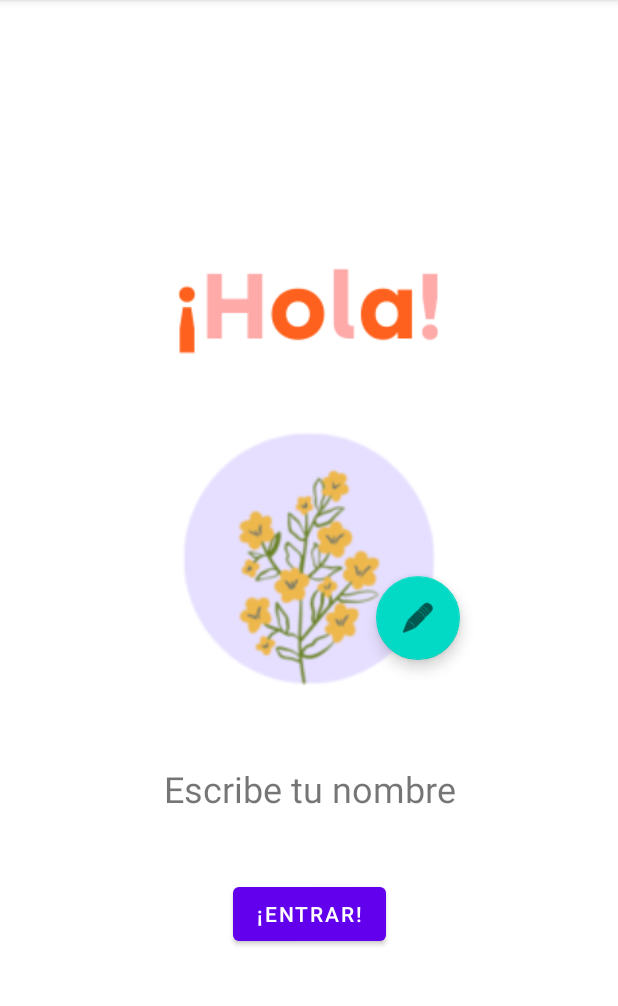
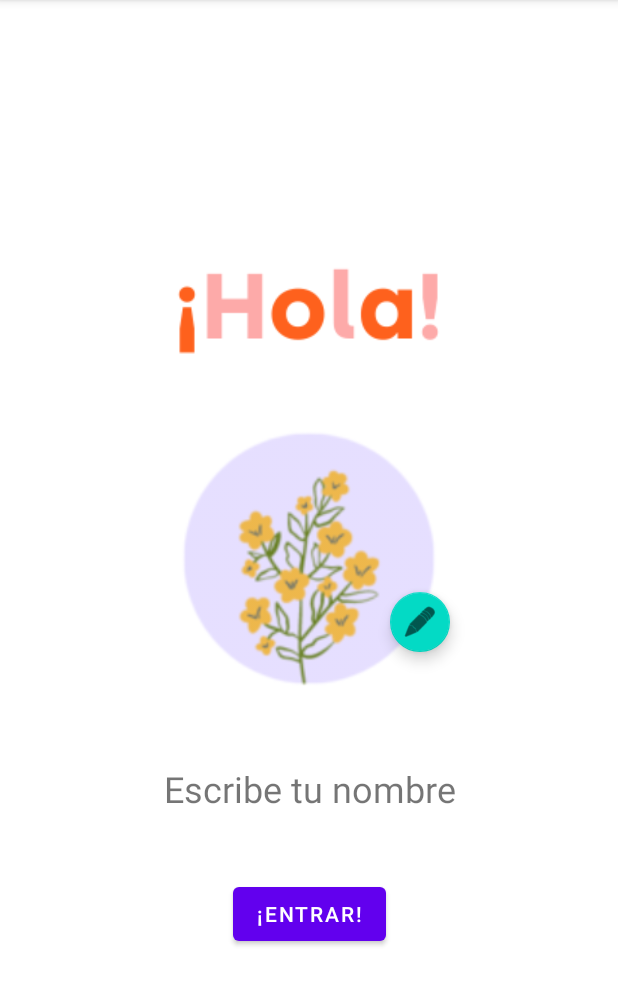
Before and after one commit to MajoBurguete/ADAM, an Android app: the LoginActivity screen opened directly, with no data from a screen before it, on a phone screen of 412 x 824 dp, the part 84-1090 px from its top. Run offline under Robolectric (Android 15) with nearby library versions, the phone set to English and light mode, and no system bars.

Commit message:
floating action button mini #2

```diff
--- a/app/src/main/res/layout/activity_login.xml
+++ b/app/src/main/res/layout/activity_login.xml
@@ -47,6 +47,7 @@
         android:layout_width="wrap_content"
         android:layout_height="wrap_content"
         android:clickable="true"
+        app:fabSize="mini"
         app:layout_constraintBottom_toBottomOf="@+id/imageView2"
         app:layout_constraintEnd_toEndOf="parent"
         app:layout_constraintHorizontal_bias="0.704"
```
